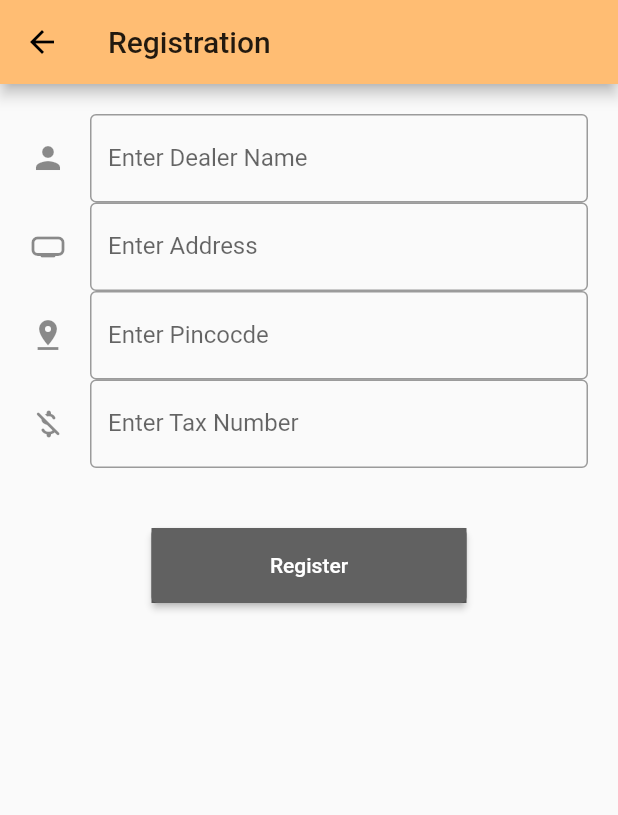
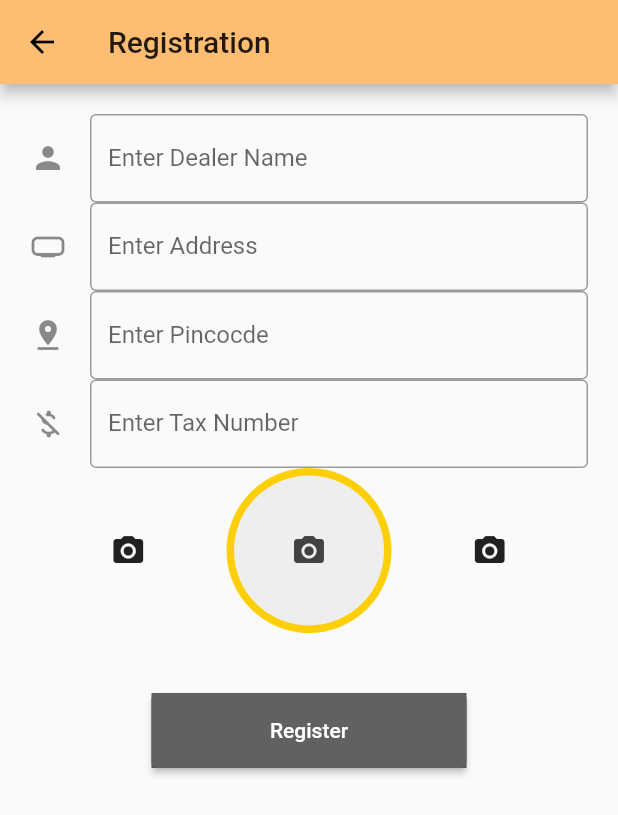
Before and after one commit to tanmaydewan/jt, a Flutter app: the Registration screen opened directly, after a tap on "Register", on a phone screen of 412 x 824 dp. Shown: the top 815 px of the screen. Run offline on Flutter 3.47's test engine with Material 2 defaults, Android fonts, the light colour scheme and no system bars; our stand-ins replace geolocator, google_maps_flutter, image_picker, parse_server_sdk_flutter.

Commit message:
camera add

```diff
--- a/lib/resources/fetchCurrentLocation.dart
+++ b/lib/resources/fetchCurrentLocation.dart
@@ -1,12 +1,20 @@
+import 'dart:io';
+
+import 'package:flutter/cupertino.dart';
 import 'package:just_in_time/resources/location.dart';
+import 'package:just_in_time/screens/registration_Screen.dart';
 import 'package:parse_server_sdk_flutter/parse_server_sdk.dart';
 
-Future<void> saveReg(String dealerName, String address, String pincode, String taxNumber) async {
+Future<void> saveReg(String dealerName, String address, String pincode, String taxNumber, dynamic imagePath) async {
     await Future.delayed(Duration(seconds: 1), () {});
     Location lt = Location();
+
+
     await lt.getCurrentLocation();
 
     final location = ParseGeoPoint(latitude: lt.latitude , longitude: lt.longitude);
-    final regObj = ParseObject('Dealer')..set('name', dealerName)..set('address', address)..set('location',location)..set('pincode', pincode)..set('TaxNumber', taxNumber);
+    final imagep =(Uri.file(imagePath));
+
+    final regObj = ParseObject('Dealer')..set('name', dealerName)..set('address', address)..set('location',location)..set('pincode', pincode)..set('TaxNumber', taxNumber)..set("image",imagep );
     await regObj.save();
   }
--- a/lib/screens/registration_Screen.dart
+++ b/lib/screens/registration_Screen.dart
@@ -1,10 +1,16 @@
+import 'dart:io';
+
 import 'package:flutter/material.dart';
+import 'package:image_picker/image_picker.dart';
 import 'package:just_in_time/resources/fetchCurrentLocation.dart';
+import 'package:just_in_time/resources/camera_Capture.dart';
 import 'package:just_in_time/screens/ReuseTile.dart';
 
 class Registration extends StatefulWidget {
   @override
   _RegistrationState createState() => _RegistrationState();
+
+
 }
 
 class _RegistrationState extends State<Registration> {
@@ -13,11 +19,23 @@ class _RegistrationState extends State<Registration> {
   final controllerLocation = TextEditingController();
   final controllerPincode = TextEditingController();
   final controllerTaxNumber = TextEditingController();
+  late final  imagePath ;
+  late final k;
 
+  XFile? _image;
+  Future getImage() async {
+    final image = await ImagePicker().pickImage(source: ImageSource.camera);
+    // imagePath =image;
+     print("aaaaaaaaaaaaaaaaaaaaaaaaaaaaaaaaaaaaaaaaaaaaaaaaaaaaaaaaa${image!.path}");
 
+    setState(() {
+      _image =image;
 
+    });
+    imagePath=image.path;
+  }
   void doUserRegistration() async {
-     await saveReg(controllerDealerName.text,controllerAddress.text,controllerPincode.text,controllerTaxNumber.text);
+     await saveReg(controllerDealerName.text,controllerAddress.text,controllerPincode.text,controllerTaxNumber.text,imagePath);
 
     setState(() {
       controllerDealerName.clear();
@@ -26,6 +44,7 @@ class _RegistrationState extends State<Registration> {
       controllerTaxNumber.clear();
     });
   }
+
 
   @override
   Widget build(BuildContext context) {
@@ -44,6 +63,54 @@ class _RegistrationState extends State<Registration> {
                 RegTextContainer(tController:controllerAddress, tLabel: 'Enter Address',tIcon: Icons.home_max_rounded,),
                 RegTextContainer(tController:controllerPincode, tIcon: Icons.pin_drop, tLabel: 'Enter Pincocde'),
                 RegTextContainer(tController:controllerTaxNumber, tIcon: Icons.money_off_csred_rounded, tLabel:'Enter Tax Number'),
+                Row(
+                  mainAxisAlignment: MainAxisAlignment.spaceEvenly,
+                  children: [
+                    Container(
+                      height: 50,
+                      width: 50,
+                      child: Icon(Icons.camera_alt),
+                    ),
+          Center(
+          child: GestureDetector(
+            onTap: () {
+              getImage();
+            },
+            child: CircleAvatar(
+              radius: 55,
+              backgroundColor: Color(0xffFDCF09),
+              child: _image != null
+                  ? ClipRRect(
+                      borderRadius: BorderRadius.circular(50),
+                      child: Image.file(
+                        File(_image!.path),
+                        width: 100,
+                        height: 100,
+                        fit: BoxFit.fitHeight,
+                      ),
+                    )
+                  : Container(
+                      decoration: BoxDecoration(
+                          color: Colors.grey[200],
+                          borderRadius: BorderRadius.circular(50)),
+                      width: 100,
+                      height: 100,
+                      child: Icon(
+                        Icons.camera_alt,
+                        color: Colors.grey[800],
+                      ),
+                    ),
+            ),
+          ),
+        ),
+                       Container(
+                        height: 50,
+                        width: 50,
+                        child: Icon(Icons.camera_alt),
+                      ),
+
+                  ],
+                ),
                  Row(
                   mainAxisAlignment: MainAxisAlignment.center,
                   children: <Widget>[
--- a/pubspec.yaml
+++ b/pubspec.yaml
@@ -16,6 +16,7 @@ dependencies:
   parse_server_sdk_flutter: ^3.1.0
   geolocator: ^7.3.1
   image_picker: ^0.8.2
+  path_provider: ^2.0.2
 
 
 
```
Also changed, not shown: lib/resources/camera_Capture.dart (added, +32 -0 lines), lib/screens/register_screen.dart (deleted, +0 -68 lines), pubspec.lock.
